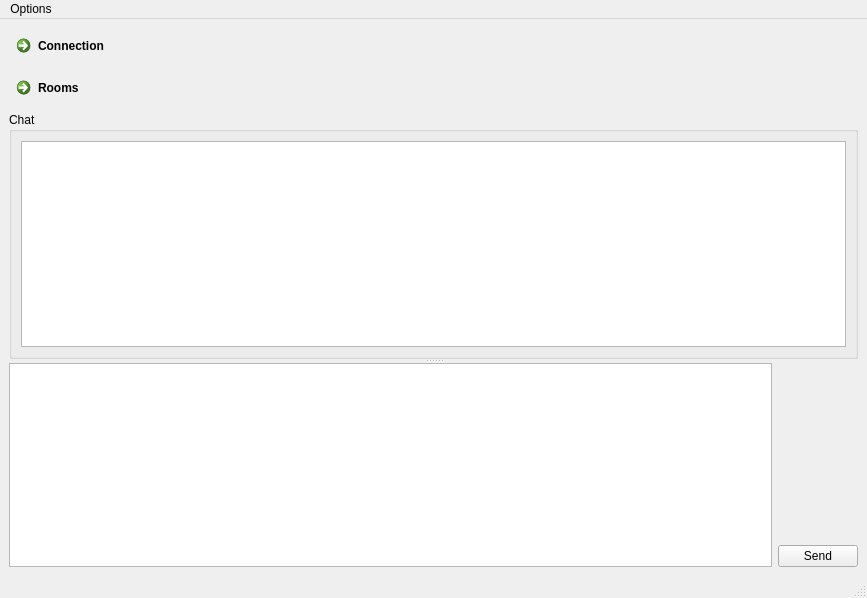
Qt form src/client.ui (Hugo-NF/TR1-Chat) before a commit.
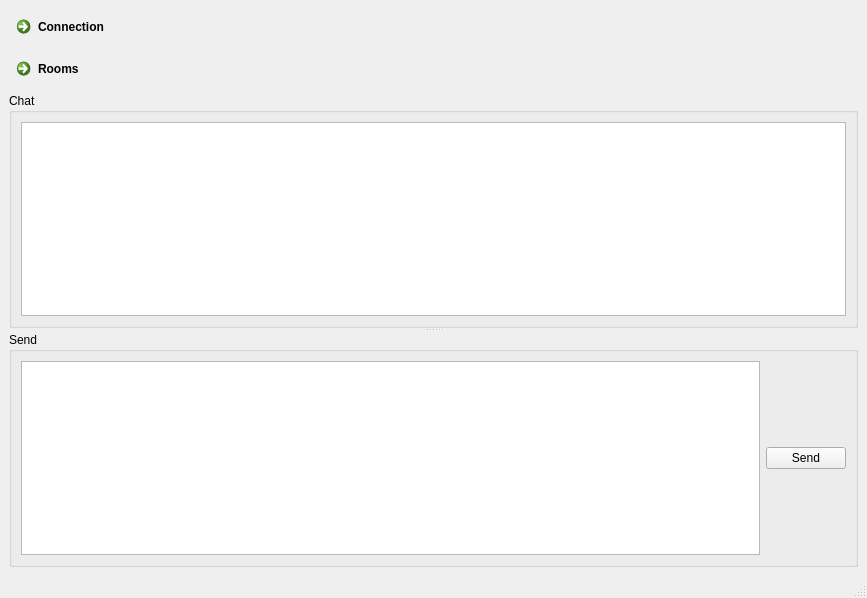
The same form after that commit.

Commit message: Refactorings to Client app GUI

The edit to the form file:
```diff
--- a/src/client.ui
+++ b/src/client.ui
@@ -47,34 +47,20 @@
         </item>
        </layout>
       </widget>
-      <widget class="QWidget" name="layoutWidget">
-       <layout class="QHBoxLayout" name="messageBoxLayout">
+      <widget class="QGroupBox" name="sendFrame">
+       <property name="title">
+        <string>Send</string>
+       </property>
+       <layout class="QHBoxLayout" name="horizontalLayout_2">
         <item>
          <widget class="QTextEdit" name="messageEdit"/>
         </item>
         <item>
-         <layout class="QVBoxLayout" name="sendButtonLayout">
-          <item>
-           <spacer name="sendButtonSpacer">
-            <property name="orientation">
-             <enum>Qt::Vertical</enum>
-            </property>
-            <property name="sizeHint" stdset="0">
-             <size>
-              <width>20</width>
-              <height>40</height>
-             </size>
-            </property>
-           </spacer>
-          </item>
-          <item>
-           <widget class="QPushButton" name="sendButton">
-            <property name="text">
-             <string>Send</string>
-            </property>
-           </widget>
-          </item>
-         </layout>
+         <widget class="QPushButton" name="sendButton">
+          <property name="text">
+           <string>Send</string>
+          </property>
+         </widget>
         </item>
        </layout>
       </widget>
@@ -82,24 +68,6 @@
     </item>
    </layout>
   </widget>
-  <widget class="QMenuBar" name="menubar">
-   <property name="geometry">
-    <rect>
-     <x>0</x>
-     <y>0</y>
-     <width>867</width>
-     <height>22</height>
-    </rect>
-   </property>
-   <widget class="QMenu" name="menuOptions">
-    <property name="title">
-     <string>Options</string>
-    </property>
-    <addaction name="actionAbout_Qt"/>
-    <addaction name="actionQuit"/>
-   </widget>
-   <addaction name="menuOptions"/>
-  </widget>
   <widget class="QStatusBar" name="statusbar"/>
   <action name="actionQuit">
    <property name="text">
```
Left out of the diff: 27 changed lines with no effect on the pictures. The commit also changes 6 other files.
